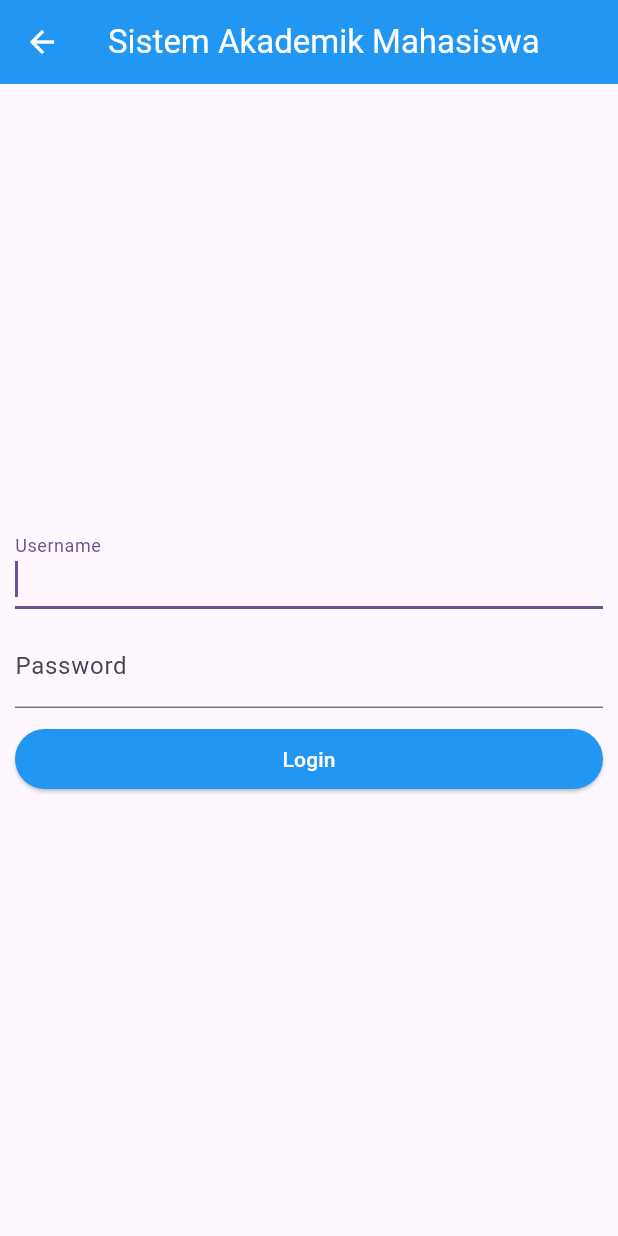
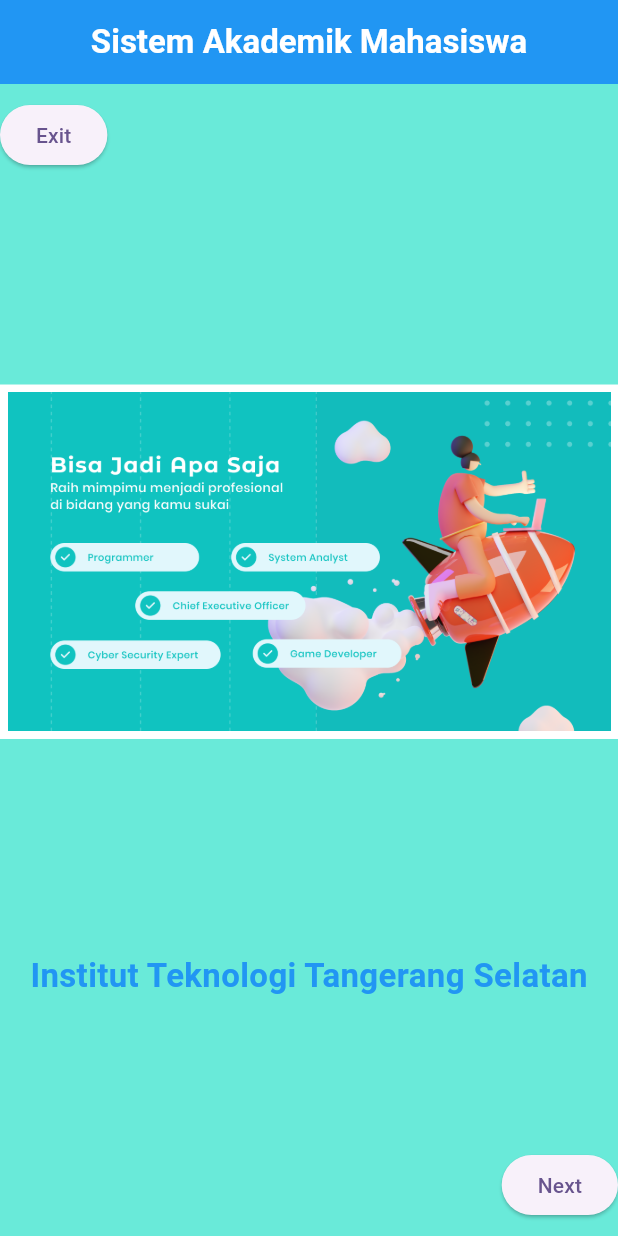
Before and after one commit to tnromy/flutter_itts_siakad_mahasiswa, a Flutter app: the screen it shows after launch, on a phone screen of 412 x 824 dp. Run offline on Flutter 3.47's test engine with Material 3 defaults, Android fonts, the phone set to English and light mode, and no system bars.

Commit message:
menambahkan splash screen 1

```diff
--- a/lib/login_view.dart
+++ b/lib/login_view.dart
@@ -8,7 +8,7 @@
   Widget build(BuildContext context) {
     return Scaffold(
       appBar: AppBar(
-        title: Text('Sistem Akademik Mahasiswa', style: TextStyle(color: Colors.white)),
+        title: Center(child: Text('Sistem Akademik Mahasiswa', style: TextStyle(color: Colors.white, fontWeight: FontWeight.bold))),
         backgroundColor: Colors.blue,
         leading: IconButton(
           icon: Icon(Icons.arrow_back),
--- a/lib/main.dart
+++ b/lib/main.dart
@@ -1,5 +1,5 @@
 import 'package:flutter/material.dart';
-import './login_view.dart';
+import './splash1.dart';
 
 void main() {
   runApp(const MyApp());
@@ -32,7 +32,7 @@
         colorScheme: ColorScheme.fromSeed(seedColor: Colors.deepPurple),
         useMaterial3: true,
       ),
-      home:LoginView(),
+      home:Splash1(),
     );
   }
 }
--- a/lib/pages.dart
+++ b/lib/pages.dart
@@ -25,7 +25,7 @@
   Widget build(BuildContext context) {
     return Scaffold(
       appBar: AppBar(
-        title: Text('Sistem Akademik Mahasiswa', style: TextStyle(color: Colors.white)),
+        title: Center(child: Text('Sistem Akademik Mahasiswa', style: TextStyle(color: Colors.white, fontWeight: FontWeight.bold))),
         backgroundColor: Colors.blue,
         actions: [
           IconButton(
--- /dev/null
+++ b/lib/splash1.dart
@@ -0,0 +1,69 @@
+import 'package:flutter/material.dart';
+
+class Splash1 extends StatelessWidget {
+  const Splash1({super.key});
+
+  @override
+  Widget build(BuildContext context) {
+    return Scaffold(
+      appBar: AppBar(
+        title: Center(child: Text('Sistem Akademik Mahasiswa', style: TextStyle(color: Colors.white, fontWeight: FontWeight.bold))),
+        backgroundColor: Colors.blue,
+      ),
+      backgroundColor: Color.fromARGB(255, 105, 234, 217),
+      body: Container(
+        height: MediaQuery.of(context).size.height,
+        margin: EdgeInsets.symmetric(vertical: 10),
+        child: Column(
+          mainAxisAlignment: MainAxisAlignment.spaceBetween,
+          children: [
+            Container(
+              child: Align(
+                alignment: Alignment.topLeft,
+                child: ElevatedButton(
+                  child: Text("Exit"),
+                  onPressed: (){},
+                ),
+              ),
+            ),
+
+            // image
+            Container(
+              //width: (MediaQuery.of(context).size.width * 0.75),
+              padding: EdgeInsets.all(5),
+              decoration: BoxDecoration(
+                color: Colors.white
+              ),
+              child: Image(
+                image: AssetImage("assets/splash1.png"),
+                fit: BoxFit.cover
+              ),
+            ),
+
+            // text dan next
+            Container(
+              child: Column(
+                children: [
+                  Container(
+                    margin: EdgeInsets.only(bottom: 100),
+                    child: Center(
+                      child: Text("Institut Teknologi Tangerang Selatan", style: TextStyle(color: Colors.blue, fontSize: 22, fontWeight: FontWeight.bold)),
+                    ),
+                  ),
+
+                  Align(
+                    alignment: Alignment.bottomRight,
+                    child: ElevatedButton(
+                      child: Text("Next"),
+                      onPressed: (){},
+                    ),
+                  ),
+                ],
+              ),
+            ),
+          ],
+        ),
+      ),
+    );
+  }
+}
--- /dev/null
+++ b/lib/splash2.dart
@@ -0,0 +1,10 @@
+import 'package:flutter/material.dart';
+
+class Splash2 extends StatelessWidget {
+  const Splash2({super.key});
+
+  @override
+  Widget build(BuildContext context) {
+    return Text("ini splash 2");
+  }
+}
--- a/pubspec.yaml
+++ b/pubspec.yaml
@@ -62,6 +62,8 @@
     - assets/6.jpg
     - assets/7.jpg
     - assets/donghae.jpg
+    - assets/splash1.png
+    - assets/splash2.png
 
   # The following line ensures that the Material Icons font is
   # included with your application, so that you can use the icons in
```
Also changed, not shown: assets/splash1.png (added), assets/splash2.png (added).
